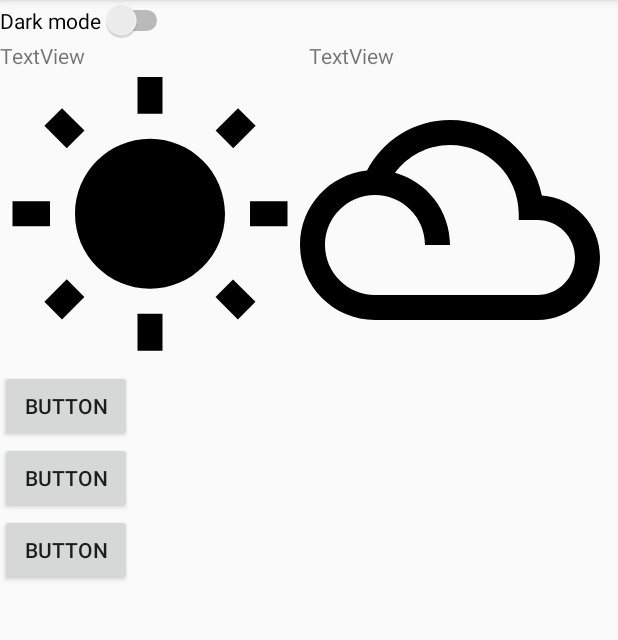
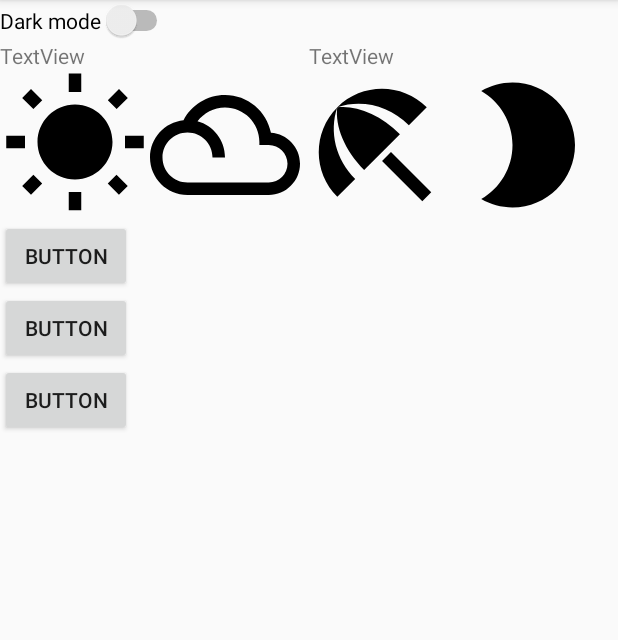
Before and after one commit to niww1919/AndroidBase, an Android app: the screen it shows after launch (MainActivity), on a phone screen of 412 x 824 dp, the part 84-724 px from its top. Run offline under Robolectric (Android 15) with nearby library versions, the phone set to English and light mode, and no system bars.

Commit message:
Start course Create theme

```diff
--- a/app/src/main/res/drawable/ic_beach_access_black_24dp.xml
+++ b/app/src/main/res/drawable/ic_beach_access_black_24dp.xml
@@ -1,4 +1,4 @@
-<vector android:height="200dp" android:viewportHeight="24.0"
-    android:viewportWidth="24.0" android:width="200dp" xmlns:android="http://schemas.android.com/apk/res/android">
+<vector android:height="100dp" android:viewportHeight="24.0"
+    android:viewportWidth="24.0" android:width="100dp" xmlns:android="http://schemas.android.com/apk/res/android">
     <path android:fillColor="#FF000000" android:pathData="M13.127,14.56l1.43,-1.43 6.44,6.443L19.57,21zM17.42,8.83l2.86,-2.86c-3.95,-3.95 -10.35,-3.96 -14.3,-0.02 3.93,-1.3 8.31,-0.25 11.44,2.88zM5.95,5.98c-3.94,3.95 -3.93,10.35 0.02,14.3l2.86,-2.86C5.7,14.29 4.65,9.91 5.95,5.98zM5.97,5.96l-0.01,0.01c-0.38,3.01 1.17,6.88 4.3,10.02l5.73,-5.73c-3.13,-3.13 -7.01,-4.68 -10.02,-4.3z"/>
 </vector>
--- a/app/src/main/res/drawable/ic_brightness_2_black_24dp.xml
+++ b/app/src/main/res/drawable/ic_brightness_2_black_24dp.xml
@@ -1,4 +1,4 @@
-<vector android:height="200dp" android:viewportHeight="24.0"
-    android:viewportWidth="24.0" android:width="200dp" xmlns:android="http://schemas.android.com/apk/res/android">
+<vector android:height="100dp" android:viewportHeight="24.0"
+    android:viewportWidth="24.0" android:width="100dp" xmlns:android="http://schemas.android.com/apk/res/android">
     <path android:fillColor="#FF000000" android:pathData="M10,2c-1.82,0 -3.53,0.5 -5,1.35C7.99,5.08 10,8.3 10,12s-2.01,6.92 -5,8.65C6.47,21.5 8.18,22 10,22c5.52,0 10,-4.48 10,-10S15.52,2 10,2z"/>
 </vector>
--- a/app/src/main/res/drawable/ic_filter_drama_black_24dp.xml
+++ b/app/src/main/res/drawable/ic_filter_drama_black_24dp.xml
@@ -1,4 +1,4 @@
-<vector android:height="200dp" android:viewportHeight="24.0"
-    android:viewportWidth="24.0" android:width="200dp" xmlns:android="http://schemas.android.com/apk/res/android">
+<vector android:height="100dp" android:viewportHeight="24.0"
+    android:viewportWidth="24.0" android:width="100dp" xmlns:android="http://schemas.android.com/apk/res/android">
     <path android:fillColor="#FF000000" android:pathData="M19.35,10.04C18.67,6.59 15.64,4 12,4 9.11,4 6.61,5.64 5.36,8.04 2.35,8.36 0,10.9 0,14c0,3.31 2.69,6 6,6h13c2.76,0 5,-2.24 5,-5 0,-2.64 -2.05,-4.78 -4.65,-4.96zM19,18H6c-2.21,0 -4,-1.79 -4,-4s1.79,-4 4,-4 4,1.79 4,4h2c0,-2.76 -1.86,-5.08 -4.4,-5.78C8.61,6.88 10.2,6 12,6c3.03,0 5.5,2.47 5.5,5.5v0.5H19c1.65,0 3,1.35 3,3s-1.35,3 -3,3z"/>
 </vector>
--- /dev/null
+++ b/app/src/main/res/drawable/ic_flash_on_black_24dp.xml
@@ -0,0 +1,4 @@
+<vector android:height="100dp" android:viewportHeight="24.0"
+    android:viewportWidth="24.0" android:width="100dp" xmlns:android="http://schemas.android.com/apk/res/android">
+    <path android:fillColor="#FF000000" android:pathData="M7,2v11h3v9l7,-12h-4l4,-8z"/>
+</vector>
--- a/app/src/main/res/drawable/ic_wb_sunny_black_24dp.xml
+++ b/app/src/main/res/drawable/ic_wb_sunny_black_24dp.xml
@@ -1,6 +1,6 @@
 <vector xmlns:android="http://schemas.android.com/apk/res/android"
-        android:width="200dp"
-        android:height="200dp"
+        android:width="100dp"
+        android:height="100dp"
         android:viewportWidth="24.0"
         android:viewportHeight="24.0">
     <path
--- a/app/src/main/res/layout/activity_main.xml
+++ b/app/src/main/res/layout/activity_main.xml
@@ -85,6 +85,13 @@
             android:layout_weight="1"
             app:srcCompat="@drawable/ic_brightness_2_black_24dp" />
 
+        <ImageView
+            android:id="@+id/imageView17"
+            android:layout_width="wrap_content"
+            android:layout_height="wrap_content"
+            android:layout_weight="1"
+            app:srcCompat="@drawable/ic_flash_on_black_24dp" />
+
     </LinearLayout>
     </HorizontalScrollView>
 
```
